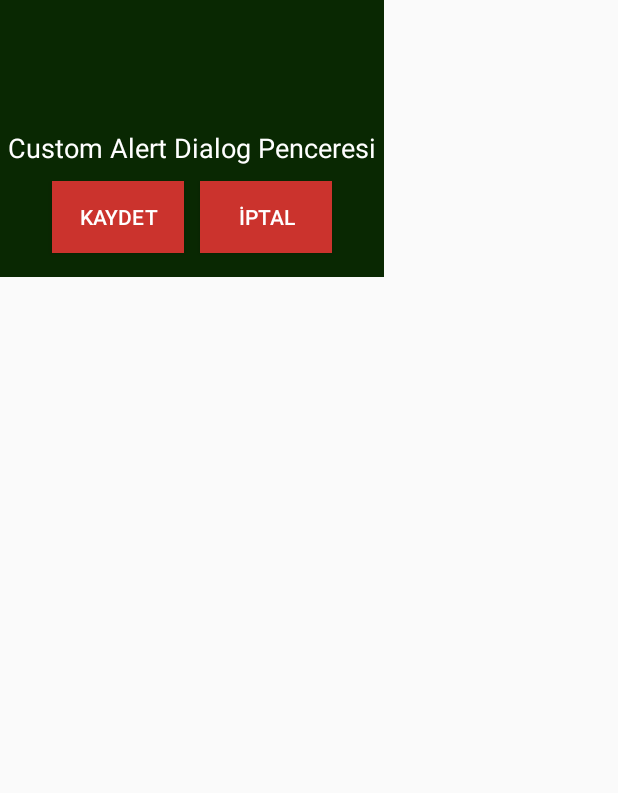
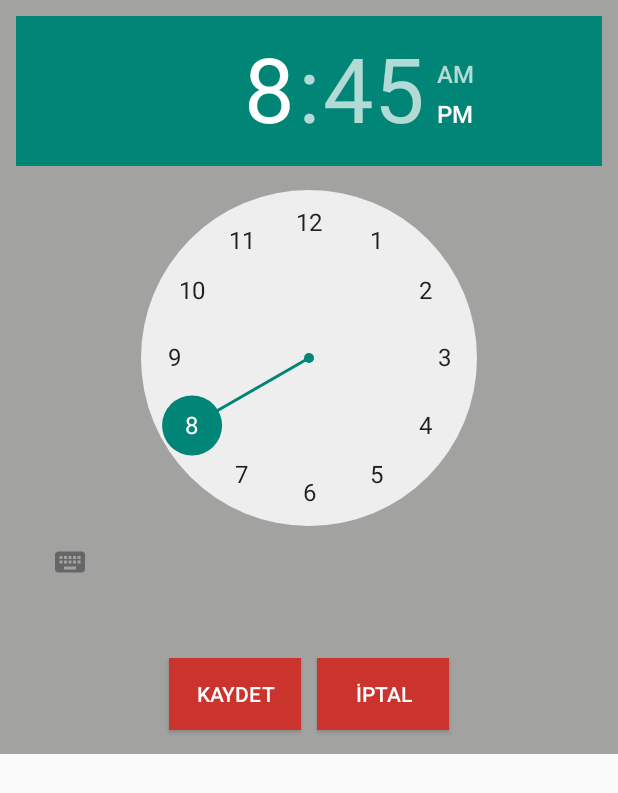
Before and after one commit to tobbetu-ceng-industry-collaborations/smarteff-android, an Android app: the layout suspend_dialog.xml on its own in the app's theme, with its tools: preview values and no code run, on a phone screen of 412 x 824 dp. Shown: the top 793 px of the screen. Run offline under Robolectric (Android 15) with nearby library versions, the light colour scheme and no system bars.

Commit message:
Added time picker dialog for suspension.

```diff
--- a/app/src/main/res/layout/suspend_dialog.xml
+++ b/app/src/main/res/layout/suspend_dialog.xml
@@ -3,14 +3,14 @@
     xmlns:app="http://schemas.android.com/apk/res-auto"
     android:layout_width="wrap_content"
     android:layout_height="wrap_content"
-    android:background="#092802"
+    android:background="#a2a2a1"
     android:orientation="vertical"
     android:padding="5dp">
 
-    <ImageView
+    <TimePicker
         android:id="@+id/imageview_resim"
-        android:layout_width="70dp"
-        android:layout_height="70dp"
+        android:layout_width="wrap_content"
+        android:layout_height="wrap_content"
         android:layout_gravity="center"
         android:layout_margin="5dp" />
 
@@ -19,7 +19,7 @@
         android:layout_width="wrap_content"
         android:layout_height="wrap_content"
         android:layout_gravity="center"
-        android:text="Custom Alert Dialog Penceresi"
+        android:text=""
         android:textColor="#ffffff"
         android:textSize="18sp" />
 
```
Also changed, not shown: app/src/main/java/com/ipekakova/smarteff_android/DeviceAdapter.java (+51 -19 lines).
